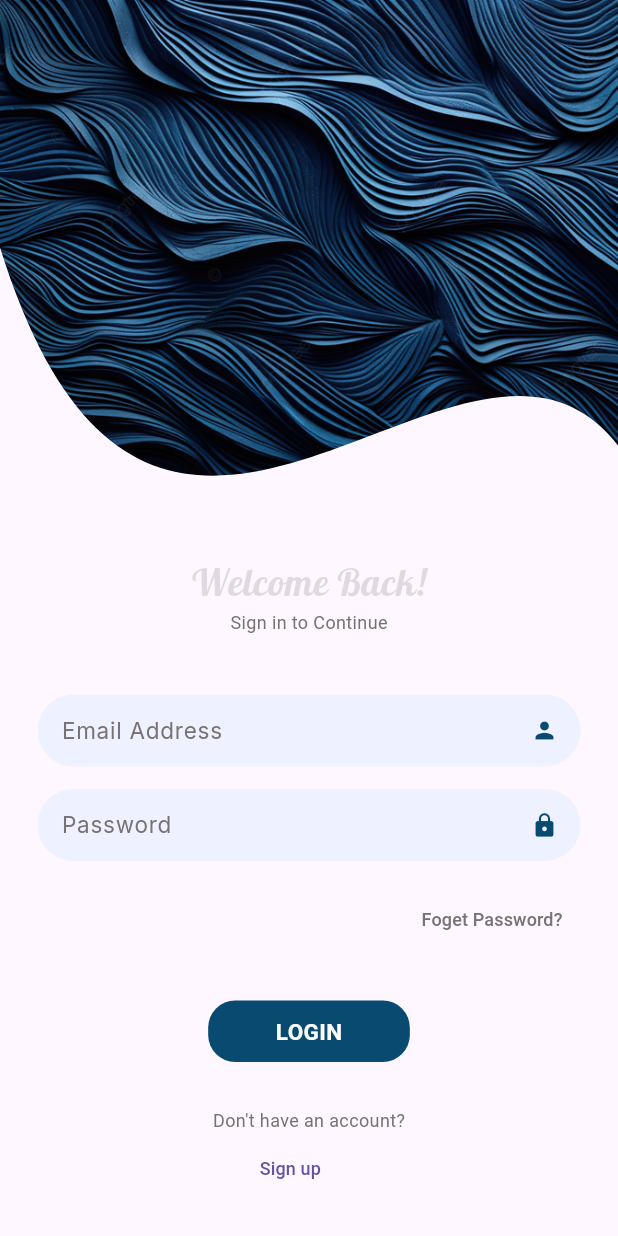
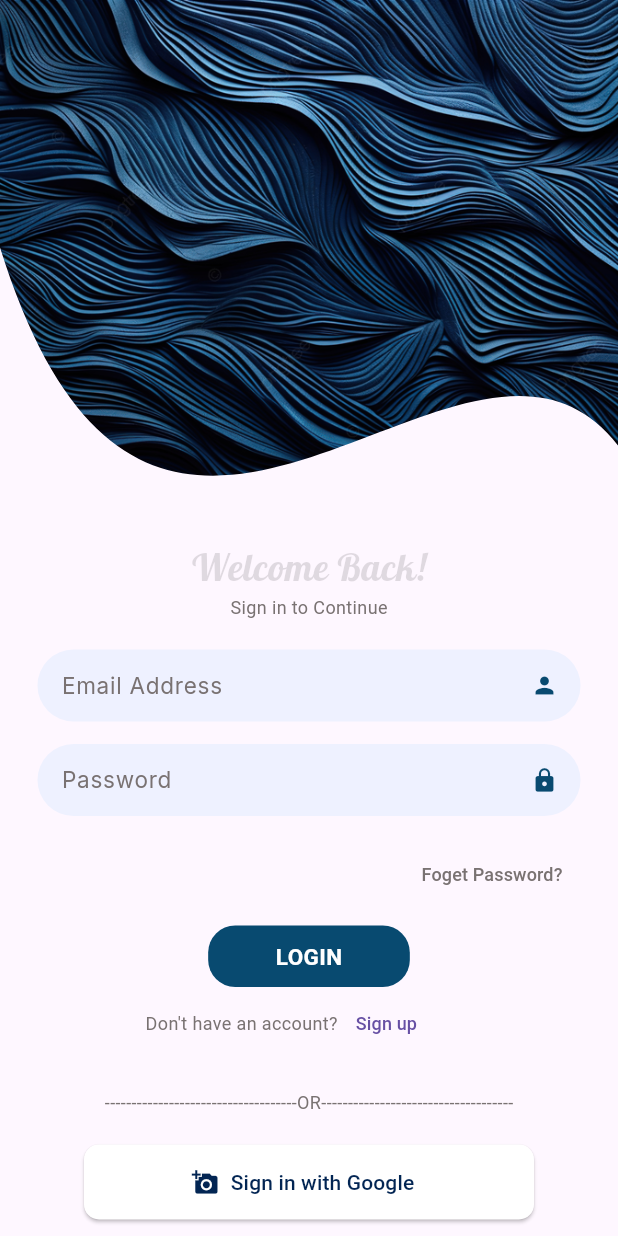
Before and after one commit to HashiniDivyanjanee/flutter_firebase, a Flutter app: the Login screen opened by its route, on a phone screen of 412 x 824 dp. Run offline on Flutter 3.47's test engine with Material 3 defaults, Android fonts, the phone set to English and light mode, and no system bars; drawn by our look-alikes of shimmer; our stand-ins replace bloc, cloud_firestore, equatable, firebase_core, flutter_bloc, go_router and 1 more; accounts and stored records are empty.

Commit message:
Refactor login and sign-up screens; add sign-up routing and button with icon

```diff
--- a/lib/presentation/screen/login.dart
+++ b/lib/presentation/screen/login.dart
@@ -3,6 +3,7 @@ import 'package:flutter_firebase/constant/assest_path.dart';
 import 'package:flutter_firebase/constant/themes.dart';
 import 'package:flutter_firebase/presentation/widget/bg_clip_path_widget.dart';
 import 'package:flutter_firebase/presentation/widget/buttons.dart';
+import 'package:flutter_firebase/presentation/widget/icon_with_button.dart';
 import 'package:flutter_firebase/presentation/widget/shimmer_widget.dart';
 import 'package:flutter_firebase/presentation/widget/subtitle.dart';
 import 'package:flutter_firebase/presentation/widget/text_button.dart';
@@ -25,14 +26,14 @@ class Login extends StatelessWidget {
               image: AssetImage(AssestPath.background),
             ),
             const SizedBox(
-              height: 40,
+              height: 30,
             ),
             Shimmer_Widget(),
             subTitle(
               title: 'Sign in to Continue',
             ),
             const SizedBox(
-              height: 40,
+              height: 20,
             ),
             TextFormFieldComponent(
               controller: nameController,
@@ -59,7 +60,7 @@ class Login extends StatelessWidget {
               color: AppThemes.SecondTextColor,
             ),
             const SizedBox(
-              height: 30,
+              height: 10,
             ),
             ButtonComponent(
                 buttonText: "LOGIN",
@@ -68,15 +69,29 @@ class Login extends StatelessWidget {
                 callback: () {
                   GoRouter.of(context).pushNamed(AppRoutesConstants.home);
                 }),
-                  const SizedBox(
-              height: 30,
+            Row(
+              mainAxisAlignment: MainAxisAlignment.center,
+              children: [
+                subTitle(title: "Don't have an account?"),
+                textButton(
+                  text: "Sign up",
+                  callback: () {
+                    GoRouter.of(context).pushNamed(AppRoutesConstants.sign_up);
+                  },
+                  alignment: Alignment.center,
+                ),
+              ],
             ),
-            subTitle(title: "Don't have an account?"),
-            textButton(
-              text: "Sign up",
-              callback: () {},
-              alignment: Alignment.center,
+            SizedBox(
+              height: 20,
             ),
+            subTitle(
+                title:
+                    "------------------------------------OR------------------------------------"),
+            SizedBox(
+              height: 20,
+            ),
+            button_with_icon(),
           ],
         ),
       ),
--- a/lib/presentation/screen/sign_up.dart
+++ b/lib/presentation/screen/sign_up.dart
@@ -10,8 +10,8 @@ import 'package:flutter_firebase/presentation/widget/text_form_field.dart';
 import 'package:flutter_firebase/routes/rout_cons.dart';
 import 'package:go_router/go_router.dart';
 
-class Login extends StatelessWidget {
-  Login({super.key});
+class SignUp extends StatelessWidget {
+  SignUp({super.key});
 
   final nameController = TextEditingController();
   final pwController = TextEditingController();
@@ -68,7 +68,7 @@ class Login extends StatelessWidget {
               height: 30,
             ),
             ButtonComponent(
-                buttonText: "LOGIN",
+                buttonText: "SIGN UP",
                 textColor: Colors.white,
                 buttonColor: AppThemes.PrimaryColor,
                 callback: () {
--- /dev/null
+++ b/lib/presentation/widget/icon_with_button.dart
@@ -0,0 +1,24 @@
+import 'package:flutter/material.dart';
+import 'package:flutter_firebase/constant/themes.dart';
+
+class button_with_icon extends StatelessWidget {
+  const button_with_icon({
+    super.key,
+  });
+
+  @override
+  Widget build(BuildContext context) {
+    return ElevatedButton.icon(
+        icon: Icon(Icons.add_a_photo),
+        onPressed: () {},
+        label: Text("Sign in with Google"),
+        style: ElevatedButton.styleFrom(
+          foregroundColor: const Color.fromARGB(255, 2, 37, 83),
+          backgroundColor: const Color.fromARGB(255, 255, 255, 255),
+          fixedSize: Size(300,50),
+          shape: RoundedRectangleBorder(
+            borderRadius: BorderRadius.circular(10.0),
+          ),
+        ));
+  }
+}
--- a/lib/presentation/widget/text_button.dart
+++ b/lib/presentation/widget/text_button.dart
@@ -21,12 +21,12 @@ class textButton extends StatelessWidget {
       child: Align(
         alignment: alignment,
         child: TextButton(
+
             onPressed: callback,
             child: Text(
               text,
               style: TextStyle(
-                  color: color,
-                  fontSize: AppThemes.SecondaryFontSize),
+                  color: color, fontSize: AppThemes.SecondaryFontSize),
             )),
       ),
     );
--- a/lib/routes/rout_cons.dart
+++ b/lib/routes/rout_cons.dart
@@ -2,4 +2,5 @@ class AppRoutesConstants {
   static const String StartScreen = '/';
   static const String home = '/home';
   static const String login = '/login';
+  static const String sign_up = '/sign_up';
 }
--- a/lib/routes/routs_config.dart
+++ b/lib/routes/routs_config.dart
@@ -3,6 +3,7 @@ import 'package:flutter_bloc/flutter_bloc.dart';
 import 'package:flutter_firebase/bloc/data_item_bloc/data_item_bloc.dart';
 import 'package:flutter_firebase/presentation/screen/home.dart';
 import 'package:flutter_firebase/presentation/screen/login.dart';
+import 'package:flutter_firebase/presentation/screen/sign_up.dart';
 import 'package:flutter_firebase/presentation/screen/start_screen.dart';
 import 'package:flutter_firebase/repository/data_repository.dart';
 import 'package:flutter_firebase/routes/rout_cons.dart';
@@ -13,7 +14,7 @@ final GoRouter router = GoRouter(
       return const MaterialPage(
           child: Scaffold(
         body: Center(
-          child: Text("This Page is not Found!!"),
+          child: Text("This Page is not Found!"),
         ),
       ));
     },
@@ -40,4 +41,11 @@ final GoRouter router = GoRouter(
           return MaterialPage(child: Login());
         },
       ),
+      GoRoute(
+        name: AppRoutesConstants.sign_up,
+        path: '/sign_up',
+         pageBuilder: (context, state) {
+          return MaterialPage(child: SignUp());
+        },
+      ),
     ]);
```
